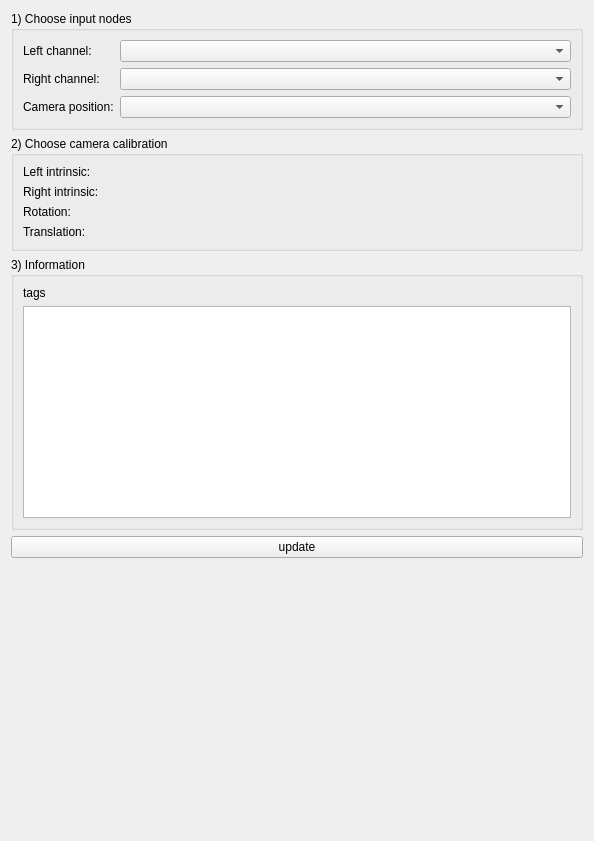
This is Code/Gui/MITK/Plugins/uk.ac.ucl.cmic.igitagtracker/src/internal/TagTrackerViewControls.ui in NifTK/NifTK as Qt 5 draws it before an edit. The edited form follows.
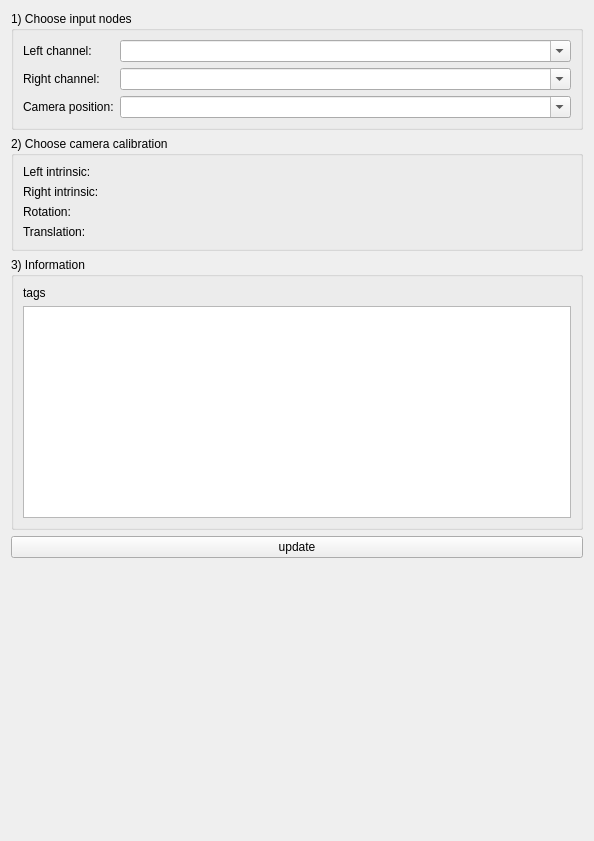
This is the edited form. Custom widgets are drawn as their Qt base class.

Commit message: Bug #2490: Separate out functionality from SurfaceRecon, so I can use it in TagTracker

```diff
--- a/Code/Gui/MITK/Plugins/uk.ac.ucl.cmic.igitagtracker/src/internal/TagTrackerViewControls.ui
+++ b/Code/Gui/MITK/Plugins/uk.ac.ucl.cmic.igitagtracker/src/internal/TagTrackerViewControls.ui
@@ -38,7 +38,11 @@
            </widget>
           </item>
           <item row="0" column="1">
-           <widget class="QmitkDataStorageComboBox" name="m_LeftImageComboBox"/>
+           <widget class="QmitkDataStorageComboBox" name="m_LeftImageComboBox">
+            <property name="editable">
+             <bool>true</bool>
+            </property>
+           </widget>
           </item>
           <item row="1" column="0">
            <widget class="QLabel" name="m_RightImageLabel">
@@ -54,7 +58,11 @@
            </widget>
           </item>
           <item row="1" column="1">
-           <widget class="QmitkDataStorageComboBox" name="m_RightImageComboBox"/>
+           <widget class="QmitkDataStorageComboBox" name="m_RightImageComboBox">
+            <property name="editable">
+             <bool>true</bool>
+            </property>
+           </widget>
           </item>
           <item row="2" column="0">
            <widget class="QLabel" name="m_CameraPositionLabel">
@@ -64,7 +72,11 @@
            </widget>
           </item>
           <item row="2" column="1">
-           <widget class="QmitkDataStorageComboBox" name="m_CameraPositionComboBox"/>
+           <widget class="QmitkDataStorageComboBox" name="m_CameraPositionComboBox">
+            <property name="editable">
+             <bool>true</bool>
+            </property>
+           </widget>
           </item>
          </layout>
         </item>
```
The commit also changes 13 other files.
